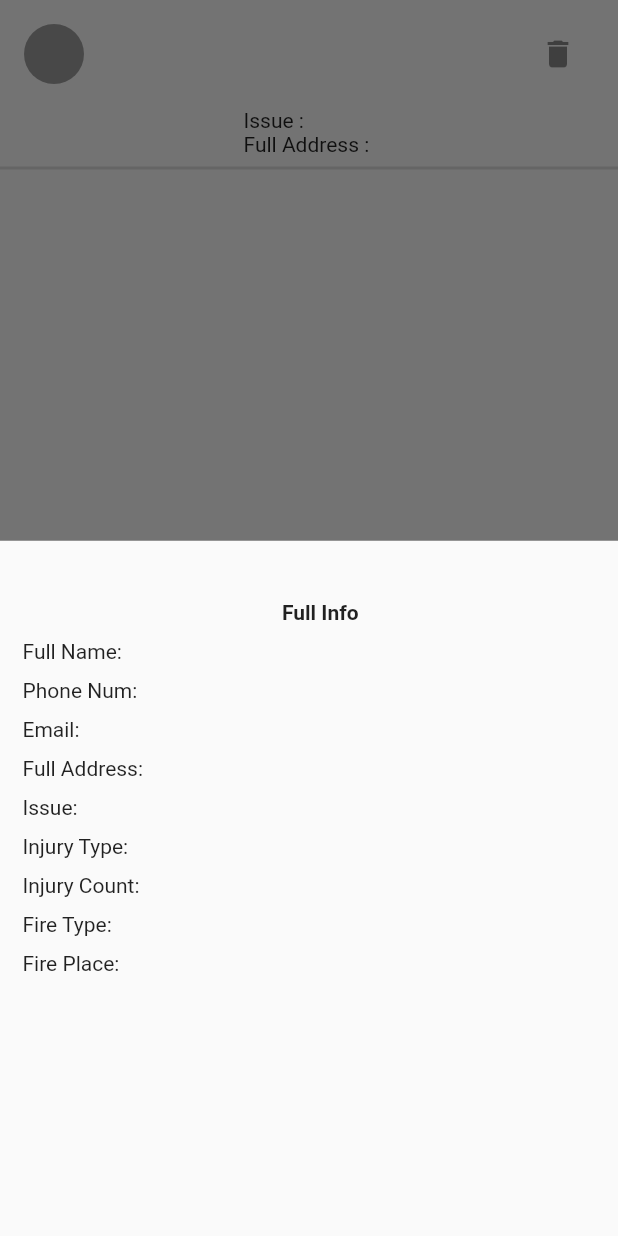
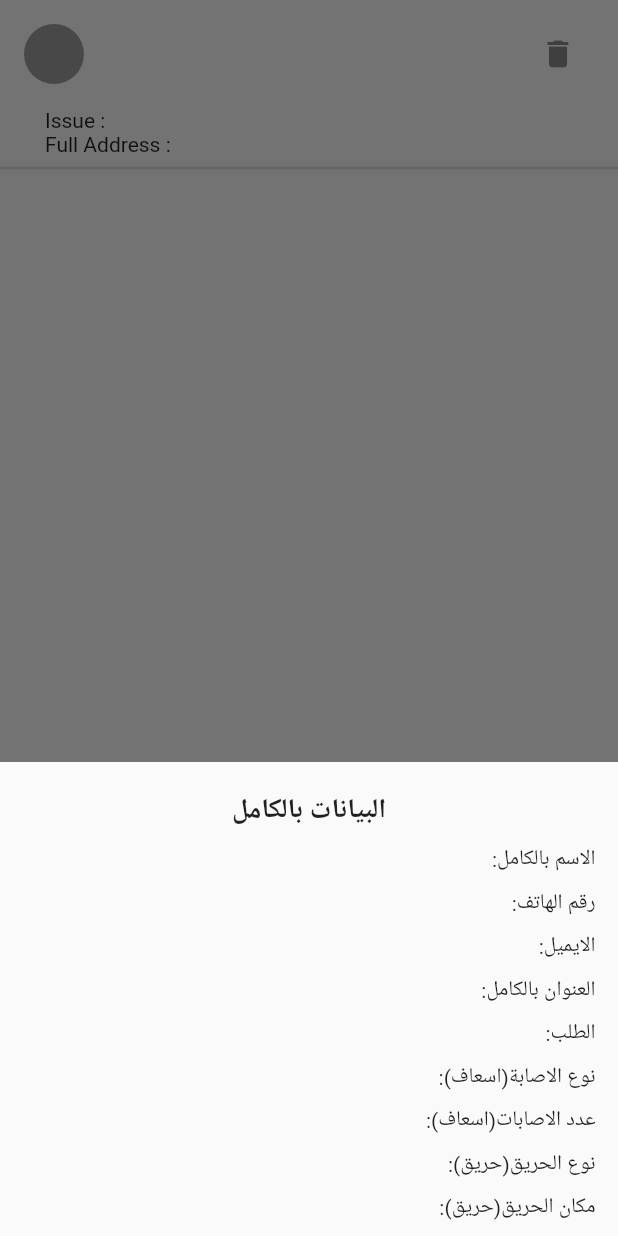
Before and after one commit to WasAsh/rescue_app, a Flutter app: the Issue1 widget shown alone on an empty page, opened directly with empty values, after a tap on the "delete" icon, on a phone screen of 412 x 824 dp. Run offline on Flutter 3.47's test engine with Material 2 defaults, Android fonts, the phone set to English and light mode, and no system bars; our stand-ins replace cached_network_image, cloud_firestore, firebase_storage, google_sign_in; accounts and stored records are empty; network calls fail.

Commit message:
all design edits

```diff
--- a/lib/pages/create_account.dart
+++ b/lib/pages/create_account.dart
@@ -16,7 +16,7 @@ class _CreateAccountState extends State<CreateAccount> {
     final form = _formKey.currentState ;
     if(form.validate()){
       form.save() ;
-      SnackBar snackBar = SnackBar(content: Text('Welcome $type'),);
+      SnackBar snackBar = SnackBar(content: Text('مرحبا : $type'),);
       _scaffoldKey.currentState.showSnackBar(snackBar) ;
       Timer(Duration(seconds: 3) , (){
         Navigator.pop(context , type) ;
@@ -29,7 +29,7 @@ class _CreateAccountState extends State<CreateAccount> {
     return Scaffold(
       key: _scaffoldKey,
       appBar: AppBar(
-        title: Text('Set Your Data'),
+        title: Text('تعديل البيانات'),
         backgroundColor: Colors.red,
         centerTitle: true,
       ),
@@ -42,7 +42,7 @@ class _CreateAccountState extends State<CreateAccount> {
                   padding: EdgeInsets.only(top: 25),
                   child: Center(
                     child: Text(
-                      'Enter ur Rescue Type' ,
+                      'من فضلك قم باختيار نوع الانقاذ' ,
                       style: TextStyle(
                         fontSize: 25 ,
                       ),
@@ -59,20 +59,19 @@ class _CreateAccountState extends State<CreateAccount> {
                         crossAxisAlignment: CrossAxisAlignment.center,
                         children: <Widget>[
                           DropdownButtonFormField(
-                            hint: Text('Select a type'),
                             value: value,
                             items: [
                               DropdownMenuItem<String>(
-                                child: Text('Police'),
-                                value: 'Police',
+                                child: Text('شرطي'),
+                                value: 'شرطي',
                               ),
                               DropdownMenuItem(
-                                child: Text('Fire'),
-                                value: 'Firefighting',
+                                child: Text('رجل اطفاء'),
+                                value: 'رجل اطفاء',
                               ),
                               DropdownMenuItem(
-                                child: Text('Ambulance'),
-                                value: 'Ambulance',
+                                child: Text('مسعف'),
+                                value: 'مسعف',
                               ),
                             ],
                             onChanged: (item){
@@ -83,9 +82,8 @@ class _CreateAccountState extends State<CreateAccount> {
                             onSaved: (value) => type = value ,
                             decoration: InputDecoration(
                               border: OutlineInputBorder(),
-                              labelText: 'Type' ,
                               labelStyle: TextStyle(fontSize: 15) ,
-                              hintText: 'Choose your Type' ,
+                              hintText: 'نوع المنقذ' ,
                             ),
                           ),
                         ],
@@ -103,7 +101,7 @@ class _CreateAccountState extends State<CreateAccount> {
                     ),
                     child: Center(
                       child: Text(
-                        'Submit' ,
+                        'تأكيد' ,
                         style: TextStyle(
                           color: Colors.white ,
                           fontSize: 15 ,
--- a/lib/pages/done_feeds.dart
+++ b/lib/pages/done_feeds.dart
@@ -53,7 +53,7 @@ class _DoneFeedsState extends State<DoneFeeds> {
   Widget build(BuildContext context) {
     return Scaffold(
       appBar: AppBar(
-        title: Text('Done feeds'),
+        title: Text('طلبات منتهية'),
         centerTitle: true,
         backgroundColor: Colors.red,
       ),
--- a/lib/pages/done_feeds_model.dart
+++ b/lib/pages/done_feeds_model.dart
@@ -89,33 +89,35 @@ class _Issue2State extends State<Issue2> {
                 context: context ,
                 builder: (context){
                   return Padding(
-                    padding: const EdgeInsets.only(left:15),
+                    padding: const EdgeInsets.only(left:15 , right: 15),
+                    child: SingleChildScrollView(
                       child: Column(
-                      mainAxisAlignment: MainAxisAlignment.start,
-                      crossAxisAlignment: CrossAxisAlignment.start,
+                        mainAxisAlignment: MainAxisAlignment.end,
+                        crossAxisAlignment: CrossAxisAlignment.end,
                         children: <Widget>[
-                        SizedBox(height: 40,),
-                        Center(child: Text('Full Info' , style: TextStyle(fontWeight: FontWeight.bold),),) ,
+                          SizedBox(height: 20,),
+                          Center(child: Text('البيانات بالكامل' , style: TextStyle(fontWeight: FontWeight.bold ,fontSize: 18),),) ,
                           SizedBox(height: 10,),
-                        Text('Full Name: ${caseA.displayName}') ,
+                          Directionality(textDirection:TextDirection.rtl ,child: Text('الاسم بالكامل: ${caseA.displayName}')) ,
                           SizedBox(height: 10,),
-                        Text('Phone Num: ${caseA.phone}') ,
+                          Directionality(textDirection: TextDirection.rtl,child: Text('رقم الهاتف: ${caseA.phone}')) ,
                           SizedBox(height: 10,),
-                        Text('Email: ${caseA.email}') ,
+                          Directionality(textDirection: TextDirection.rtl,child: Text('الايميل: ${caseA.email}')) ,
                           SizedBox(height: 10,),
-                        Text('Full Address: $fullAddress') ,
+                          Directionality(textDirection: TextDirection.rtl,child: Text('العنوان بالكامل: $fullAddress')) ,
                           SizedBox(height: 10,),
-                        Text('Issue: $issue') ,
+                          Directionality(textDirection: TextDirection.rtl,child: Text('الطلب: $issue')) ,
                           SizedBox(height: 10,),
-                        Text('Injury Type: $injuryType') ,
+                          Directionality(textDirection: TextDirection.rtl,child: Text('نوع الاصابة(اسعاف): $injuryType')) ,
                           SizedBox(height: 10,),
-                        Text('Injury Count: $injuryCount') ,
+                          Directionality(textDirection: TextDirection.rtl,child: Text('عدد الاصابات(اسعاف): $injuryCount')) ,
                           SizedBox(height: 10,),
-                        Text('Fire Type: $fireType') ,
+                          Directionality(textDirection: TextDirection.rtl,child: Text('نوع الحريق(حريق): $fireType')) ,
                           SizedBox(height: 10,),
-                        Text('Fire Place: $firePlace') ,
+                          Directionality(textDirection: TextDirection.rtl,child: Text('مكان الحريق(حريق): $firePlace')) ,
                           SizedBox(height: 10,),
                         ],
+                      ),
                     ),
                   );
                 }
@@ -153,9 +155,10 @@ class _Issue2State extends State<Issue2> {
   Widget build(BuildContext context) {
     return Column(
       mainAxisSize: MainAxisSize.min,
+      crossAxisAlignment: CrossAxisAlignment.start,
       children: <Widget>[
         buildIssueTop() ,
-        buildIssueBody() ,
+        Padding(padding: EdgeInsets.only(left: 30), child: buildIssueBody(),) ,
         Divider(thickness: 2,),
         SizedBox(height: 15,)
       ],
--- a/lib/pages/feeds.dart
+++ b/lib/pages/feeds.dart
@@ -53,7 +53,7 @@ class _FeedsState extends State<Feeds> {
   Widget build(BuildContext context) {
     return Scaffold(
       appBar: AppBar(
-        title: Text('My feeds'),
+        title: Text('الطلبات'),
         centerTitle: true,
         backgroundColor: Colors.red,
       ),
--- a/lib/pages/issue_model.dart
+++ b/lib/pages/issue_model.dart
@@ -89,35 +89,37 @@ class _IssueState extends State<Issue> {
               context: context ,
               builder: (context){
                 return Padding(
-                  padding: const EdgeInsets.only(left:15),
+                  padding: const EdgeInsets.only(left:15 , right: 15),
+                  child: SingleChildScrollView(
                     child: Column(
-                    mainAxisAlignment: MainAxisAlignment.start,
-                    crossAxisAlignment: CrossAxisAlignment.start,
+                      mainAxisAlignment: MainAxisAlignment.end,
+                      crossAxisAlignment: CrossAxisAlignment.end,
                       children: <Widget>[
-                      SizedBox(height: 40,),
-                      Center(child: Text('Full Info' , style: TextStyle(fontWeight: FontWeight.bold),),) ,
+                        SizedBox(height: 20,),
+                        Center(child: Text('البيانات بالكامل' , style: TextStyle(fontWeight: FontWeight.bold ,fontSize: 18),),) ,
                         SizedBox(height: 10,),
-                      Text('Full Name: ${caseA.displayName}') ,
+                        Directionality(textDirection:TextDirection.rtl ,child: Text('الاسم بالكامل: ${caseA.displayName}')) ,
                         SizedBox(height: 10,),
-                      Text('Phone Num: ${caseA.phone}') ,
+                        Directionality(textDirection: TextDirection.rtl,child: Text('رقم الهاتف: ${caseA.phone}')) ,
                         SizedBox(height: 10,),
-                      Text('Email: ${caseA.email}') ,
+                        Directionality(textDirection: TextDirection.rtl,child: Text('الايميل: ${caseA.email}')) ,
                         SizedBox(height: 10,),
-                      Text('Full Address: $fullAddress') ,
+                        Directionality(textDirection: TextDirection.rtl,child: Text('العنوان بالكامل: $fullAddress')) ,
                         SizedBox(height: 10,),
-                      Text('Issue: $issue') ,
+                        Directionality(textDirection: TextDirection.rtl,child: Text('الطلب: $issue')) ,
                         SizedBox(height: 10,),
-                      Text('Rescue Type: $resType') ,
+                        Directionality(textDirection: TextDirection.rtl,child: Text('نوع الطلب: $resType')) ,
                         SizedBox(height: 10,),
-                      Text('Injury Type: $injuryType') ,
+                        Directionality(textDirection: TextDirection.rtl,child: Text('نوع الاصابة(اسعاف): $injuryType')) ,
                         SizedBox(height: 10,),
-                      Text('Injury Count: $injuryCount') ,
+                        Directionality(textDirection: TextDirection.rtl,child: Text('عدد الاصابات(اسعاف): $injuryCount')) ,
                         SizedBox(height: 10,),
-                      Text('Fire Type: $fireType') ,
+                        Directionality(textDirection: TextDirection.rtl,child: Text('نوع الحريق(حريق): $fireType')) ,
                         SizedBox(height: 10,),
-                      Text('Fire Place: $firePlace') ,
+                        Directionality(textDirection: TextDirection.rtl,child: Text('مكان الحريق(حريق): $firePlace')) ,
                         SizedBox(height: 10,),
                       ],
+                    ),
                   ),
                 );
               }
@@ -178,9 +180,10 @@ class _IssueState extends State<Issue> {
   Widget build(BuildContext context) {
     return Column(
       mainAxisSize: MainAxisSize.min,
+      crossAxisAlignment: CrossAxisAlignment.start,
       children: <Widget>[
         buildIssueTop() ,
-        buildIssueBody() ,
+        Padding(padding: EdgeInsets.only(left: 30), child: buildIssueBody(),) ,
         Divider(thickness: 2,),
         SizedBox(height: 15,)
       ],
--- a/lib/pages/on_prog_feeds.dart
+++ b/lib/pages/on_prog_feeds.dart
@@ -52,7 +52,7 @@ class _OnProgressFeedsState extends State<OnProgressFeeds> {
   Widget build(BuildContext context) {
     return Scaffold(
       appBar: AppBar(
-        title: Text('In Progress feeds'),
+        title: Text('طلبات قيد التنفيذ'),
         centerTitle: true,
         backgroundColor: Colors.red,
       ),
--- a/lib/pages/on_prog_issues_model.dart
+++ b/lib/pages/on_prog_issues_model.dart
@@ -89,33 +89,35 @@ class _Issue1State extends State<Issue1> {
                 context: context ,
                 builder: (context){
                   return Padding(
-                    padding: const EdgeInsets.only(left:15),
+                    padding: const EdgeInsets.only(left:15 , right: 15),
+                    child: SingleChildScrollView(
                       child: Column(
-                      mainAxisAlignment: MainAxisAlignment.start,
-                      crossAxisAlignment: CrossAxisAlignment.start,
+                        mainAxisAlignment: MainAxisAlignment.end,
+                        crossAxisAlignment: CrossAxisAlignment.end,
                         children: <Widget>[
-                        SizedBox(height: 40,),
-                        Center(child: Text('Full Info' , style: TextStyle(fontWeight: FontWeight.bold),),) ,
+                          SizedBox(height: 20,),
+                          Center(child: Text('البيانات بالكامل' , style: TextStyle(fontWeight: FontWeight.bold ,fontSize: 18),),) ,
                           SizedBox(height: 10,),
-                        Text('Full Name: ${caseA.displayName}') ,
+                          Directionality(textDirection:TextDirection.rtl ,child: Text('الاسم بالكامل: ${caseA.displayName}')) ,
                           SizedBox(height: 10,),
-                        Text('Phone Num: ${caseA.phone}') ,
+                          Directionality(textDirection: TextDirection.rtl,child: Text('رقم الهاتف: ${caseA.phone}')) ,
                           SizedBox(height: 10,),
-                        Text('Email: ${caseA.email}') ,
+                          Directionality(textDirection: TextDirection.rtl,child: Text('الايميل: ${caseA.email}')) ,
                           SizedBox(height: 10,),
-                        Text('Full Address: $fullAddress') ,
+                          Directionality(textDirection: TextDirection.rtl,child: Text('العنوان بالكامل: $fullAddress')) ,
                           SizedBox(height: 10,),
-                        Text('Issue: $issue') ,
+                          Directionality(textDirection: TextDirection.rtl,child: Text('الطلب: $issue')) ,
                           SizedBox(height: 10,),
-                        Text('Injury Type: $injuryType') ,
+                          Directionality(textDirection: TextDirection.rtl,child: Text('نوع الاصابة(اسعاف): $injuryType')) ,
                           SizedBox(height: 10,),
-                        Text('Injury Count: $injuryCount') ,
+                          Directionality(textDirection: TextDirection.rtl,child: Text('عدد الاصابات(اسعاف): $injuryCount')) ,
                           SizedBox(height: 10,),
-                        Text('Fire Type: $fireType') ,
+                          Directionality(textDirection: TextDirection.rtl,child: Text('نوع الحريق(حريق): $fireType')) ,
                           SizedBox(height: 10,),
-                        Text('Fire Place: $firePlace') ,
+                          Directionality(textDirection: TextDirection.rtl,child: Text('مكان الحريق(حريق): $firePlace')) ,
                           SizedBox(height: 10,),
                         ],
+                      ),
                     ),
                   );
                 }
@@ -174,9 +176,10 @@ class _Issue1State extends State<Issue1> {
   Widget build(BuildContext context) {
     return Column(
       mainAxisSize: MainAxisSize.min,
+      crossAxisAlignment: CrossAxisAlignment.start,
       children: <Widget>[
         buildIssueTop() ,
-        buildIssueBody() ,
+        Padding(padding: EdgeInsets.only(left: 30), child: buildIssueBody(),) ,
         Divider(thickness: 2,),
         SizedBox(height: 15,)
       ],
```
Also changed, not shown: lib/pages/home.dart (+56 -60 lines). Lines whose indentation alone changed are shown as unchanged.
